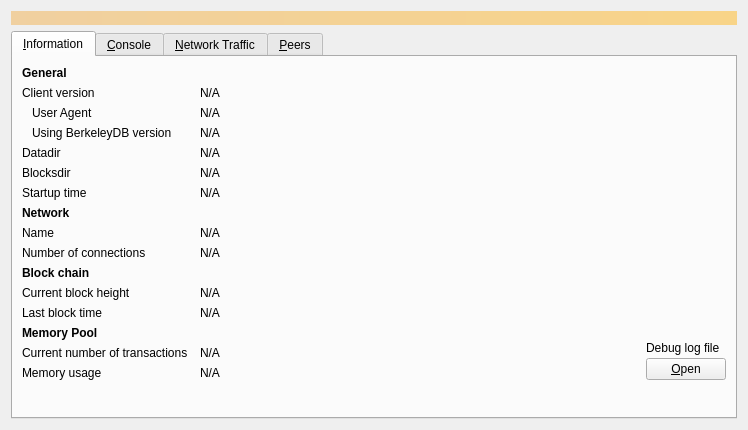
Before: the Qt Designer form src/qt/forms/debugwindow.ui in XUEZ/Xuez-Core, drawn with Qt 5.
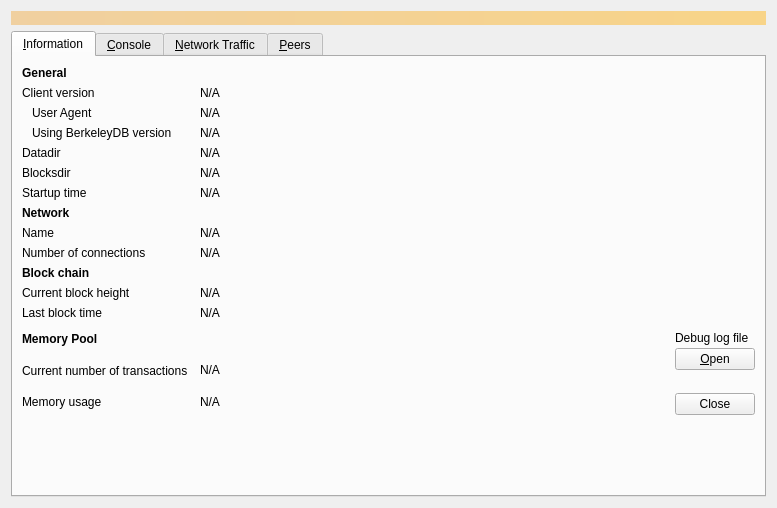
After: the same form once the commit is applied. Icons and pictures are not drawn. Custom widgets are drawn as their Qt base class.

The edit to the form file:
```diff
--- a/src/qt/forms/debugwindow.ui
+++ b/src/qt/forms/debugwindow.ui
@@ -6,8 +6,8 @@
    <rect>
     <x>0</x>
     <y>0</y>
-    <width>740</width>
-    <height>430</height>
+    <width>777</width>
+    <height>508</height>
    </rect>
   </property>
   <property name="windowTitle">
@@ -430,9 +430,29 @@
            </property>
           </widget>
          </item>
+         <item>
+          <spacer name="horizontalSpacer_2">
+           <property name="orientation">
+            <enum>Qt::Horizontal</enum>
+           </property>
+           <property name="sizeHint" stdset="0">
+            <size>
+             <width>40</width>
+             <height>20</height>
+            </size>
+           </property>
+          </spacer>
+         </item>
+         <item>
+          <widget class="QPushButton" name="closeButton">
+           <property name="text">
+            <string>Close</string>
+           </property>
+          </widget>
+         </item>
         </layout>
        </item>
-       <item row="16" column="0">
+       <item row="17" column="0">
         <spacer name="verticalSpacer">
          <property name="orientation">
           <enum>Qt::Vertical</enum>
```
Left out of the diff: 434 changed lines with no effect on the pictures.
